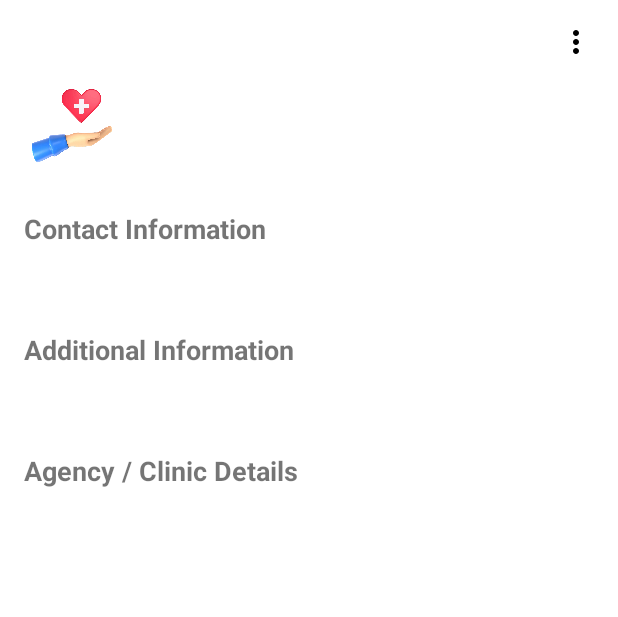
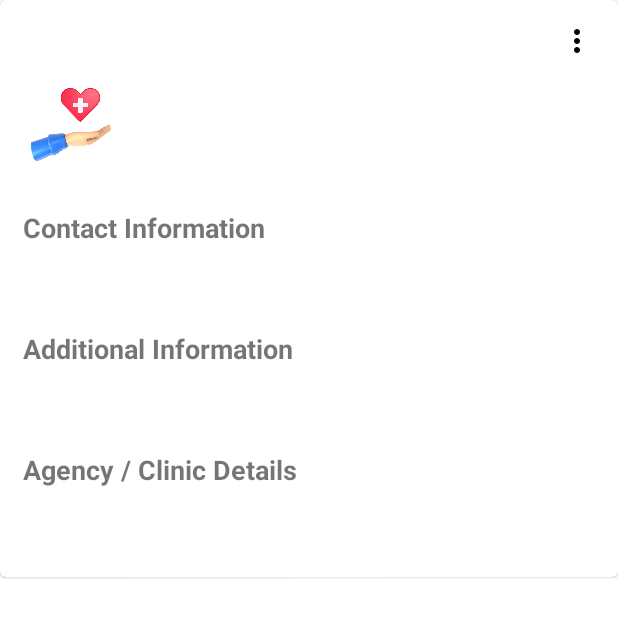
Before and after one commit to VincentNdegwa/care_plus_mobile, an Android app: the layout fragment_caregiver_bottom_sheet.xml on its own in the app's theme, with its tools: preview values and no code run, on a phone screen of 412 x 824 dp. Shown: the top 617 px of the screen. Run offline under Robolectric (Android 15) with nearby library versions, the phone set to English and light mode, and no system bars; network calls fail.

Commit message:
fix:completed bottom sheet

```diff
--- a/app/src/main/java/com/example/careplus/ui/health_providers/CaregiverBottomSheetFragment.kt
+++ b/app/src/main/java/com/example/careplus/ui/health_providers/CaregiverBottomSheetFragment.kt
@@ -1,5 +1,7 @@
 package com.example.careplus.ui.health_providers
 
+import android.graphics.Color
+import android.graphics.drawable.ColorDrawable
 import android.os.Bundle
 import android.view.LayoutInflater
 import android.view.View
@@ -30,6 +32,10 @@ class CaregiverBottomSheetFragment : BottomSheetDialogFragment() {
         savedInstanceState: Bundle?
     ): View {
         _binding = FragmentCaregiverBottomSheetBinding.inflate(inflater, container, false)
+
+        // Set the background of the bottom sheet to transparent
+        dialog?.window?.setBackgroundDrawable(ColorDrawable(Color.TRANSPARENT))
+
         return binding.root
     }
 
--- a/app/src/main/res/drawable-night/bottom_nav_background.xml
+++ b/app/src/main/res/drawable-night/bottom_nav_background.xml
@@ -4,8 +4,8 @@
     <gradient
         android:angle="-90"
         android:startColor="#AA1E293B"
-        android:centerColor="#D01E293B"
-        android:endColor="#FC1E293B"
+        android:centerColor="#800F172A"
+        android:endColor="@color/background_dark"
         android:type="linear" />
     <corners android:radius="24dp" />
 </shape>
--- a/app/src/main/res/drawable/bottom_nav_background.xml
+++ b/app/src/main/res/drawable/bottom_nav_background.xml
@@ -8,7 +8,5 @@
         android:endColor="#FFFFFF"
         android:type="linear" />
     <corners android:radius="24dp" />
-    <stroke
-        android:width="1dp"
-        android:color="#1A000000"/> <!-- 10% black for light border -->
+
 </shape>
--- a/app/src/main/res/layout/fragment_caregiver_bottom_sheet.xml
+++ b/app/src/main/res/layout/fragment_caregiver_bottom_sheet.xml
@@ -1,11 +1,16 @@
 <?xml version="1.0" encoding="utf-8"?>
-<androidx.constraintlayout.widget.ConstraintLayout xmlns:android="http://schemas.android.com/apk/res/android"
+<com.google.android.material.card.MaterialCardView xmlns:android="http://schemas.android.com/apk/res/android"
     xmlns:app="http://schemas.android.com/apk/res-auto"
     android:layout_width="match_parent"
     android:layout_height="wrap_content"
-    android:background="@drawable/bottom_sheet_background"
-    android:padding="16dp">
+    app:cardBackgroundColor="?android:colorBackgroundFloating"
+   >
 
+    <androidx.constraintlayout.widget.ConstraintLayout
+        android:layout_width="match_parent"
+        android:padding="15dp"
+        android:layout_height="wrap_content"
+        >
         <ImageView
             android:id="@+id/menuButton"
             android:layout_width="24dp"
@@ -147,6 +152,9 @@
             </LinearLayout>
 
         </LinearLayout>
+    </androidx.constraintlayout.widget.ConstraintLayout>
 
 
-</androidx.constraintlayout.widget.ConstraintLayout>
+
+
+</com.google.android.material.card.MaterialCardView>
```
Lines whose indentation alone changed are shown as unchanged.
